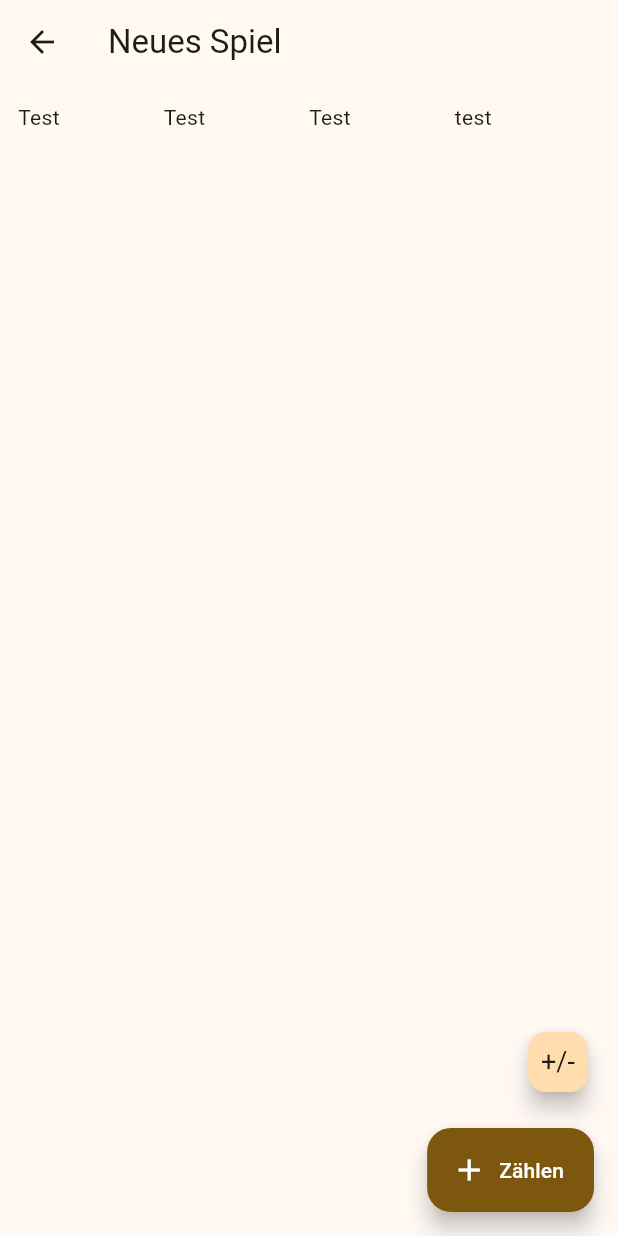
After one commit to stampaaaron/molotov_jass_counter, a Flutter app: the GameScreen screen opened by its route, on a phone screen of 412 x 824 dp. The commit adds this screen. Run offline on Flutter 3.47's test engine with Material 2 defaults, Android fonts, the phone set to English and light mode, and no system bars; missing offline and left inert: dart:ffi.

Commit message:
feat: setup game screen

```diff
--- a/lib/main.dart
+++ b/lib/main.dart
@@ -1,4 +1,5 @@
 import 'package:flutter/material.dart';
+import 'package:molotov_jass_counter/models/game.dart';
 import 'package:molotov_jass_counter/screens/game.dart';
 import 'package:molotov_jass_counter/screens/new_game.dart';
 
@@ -22,6 +23,7 @@ class MyApp extends StatelessWidget {
       routes: {
         '/': (context) => HomeScreen(title: 'Molotov counter'),
         '/game/new': (context) => NewGameScreen(title: 'Neues Spiel'),
+        '/game': (context) => GameScreen(title: 'Neues Spiel'),
       },
     );
   }
--- /dev/null
+++ b/lib/screens/game.dart
@@ -0,0 +1,68 @@
+import 'package:flutter/material.dart';
+
+import '../models/player.dart';
+
+class GameScreen extends StatefulWidget {
+  const GameScreen({super.key, required this.title});
+
+  final String title;
+
+  @override
+  createState() => _GameScreenState();
+}
+
+class _GameScreenState extends State<GameScreen> {
+  var players = <Player>[
+    Player("Test"),
+    Player("Test"),
+    Player("Test"),
+    Player("test"),
+  ];
+
+  @override
+  build(BuildContext context) {
+    var theme = Theme.of(context);
+
+    return Scaffold(
+      appBar: AppBar(
+        title: Text(widget.title),
+      ),
+      body: Padding(
+        padding: const EdgeInsets.all(12.0),
+        child: Table(
+          children: [
+            TableRow(
+                children: players
+                    .map((player) =>
+                        TableCell(child: Text(player.username ?? '')))
+                    .toList())
+          ],
+        ),
+      ),
+      floatingActionButton: Wrap(
+        alignment: WrapAlignment.end,
+        direction: Axis.vertical,
+        crossAxisAlignment: WrapCrossAlignment.end,
+        spacing: 20,
+        children: [
+          FloatingActionButton.small(
+            onPressed: () => null,
+            tooltip: 'Increment',
+            child: Text(
+              '+/-',
+              style: theme.textTheme.displaySmall!.copyWith(fontSize: 18),
+            ),
+          ),
+          FloatingActionButton.extended(
+            backgroundColor: theme.primaryColor,
+            foregroundColor: theme.colorScheme.onPrimary,
+            onPressed: () => null,
+            tooltip: 'Increment',
+            label: const Text('Zählen'),
+            icon: const Icon(Icons.add),
+          ),
+        ],
+      ),
+    );
+  }
+}
```
